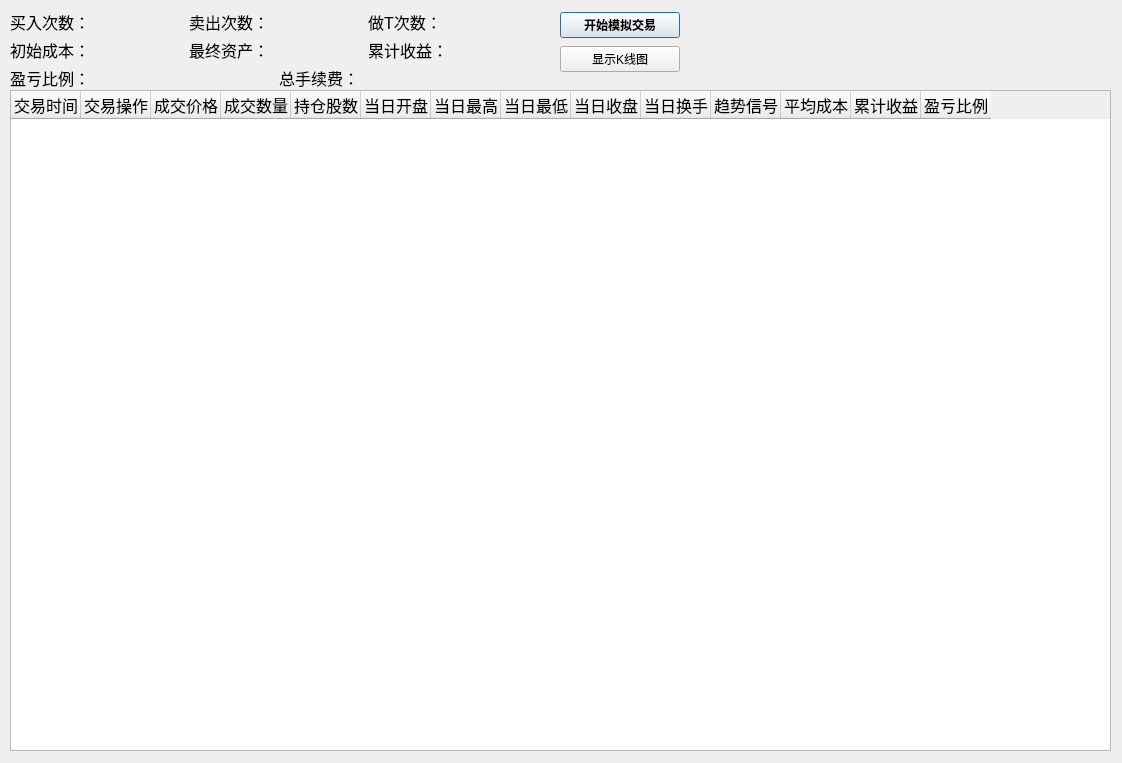
First picture: the form in QtDesign/TradeSimulator.ui, repository victor647/QuantumStockTrade, before the edit.
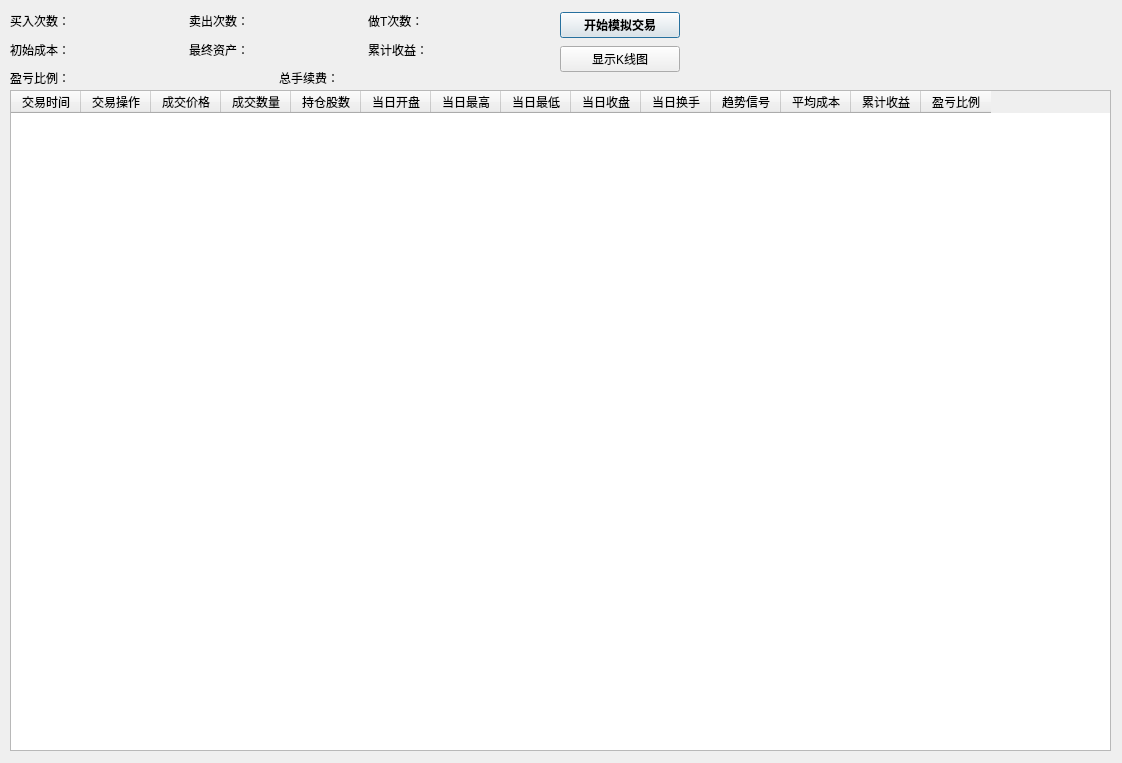
Second picture: the form after the edit.

The edit to the form file:
```diff
--- a/QtDesign/TradeSimulator.ui
+++ b/QtDesign/TradeSimulator.ui
@@ -25,7 +25,7 @@
    <property name="font">
     <font>
      <family>Helvetica</family>
-     <pointsize>12</pointsize>
+     <pointsize>9</pointsize>
     </font>
    </property>
    <property name="rowCount">
@@ -123,7 +123,7 @@
    <property name="font">
     <font>
      <family>Helvetica</family>
-     <pointsize>12</pointsize>
+     <pointsize>9</pointsize>
     </font>
    </property>
    <layout class="QVBoxLayout" name="verticalLayout_2">
@@ -134,7 +134,7 @@
         <property name="font">
          <font>
           <family>Helvetica</family>
-          <pointsize>12</pointsize>
+          <pointsize>9</pointsize>
          </font>
         </property>
         <property name="text">
@@ -147,7 +147,7 @@
         <property name="font">
          <font>
           <family>Helvetica</family>
-          <pointsize>12</pointsize>
+          <pointsize>9</pointsize>
          </font>
         </property>
         <property name="text">
@@ -160,7 +160,7 @@
         <property name="font">
          <font>
           <family>Helvetica</family>
-          <pointsize>12</pointsize>
+          <pointsize>9</pointsize>
          </font>
         </property>
         <property name="text">
@@ -177,7 +177,7 @@
         <property name="font">
          <font>
           <family>Helvetica</family>
-          <pointsize>12</pointsize>
+          <pointsize>9</pointsize>
          </font>
         </property>
         <property name="text">
@@ -190,7 +190,7 @@
         <property name="font">
          <font>
           <family>Helvetica</family>
-          <pointsize>12</pointsize>
+          <pointsize>9</pointsize>
          </font>
         </property>
         <property name="text">
@@ -203,7 +203,7 @@
         <property name="font">
          <font>
           <family>Helvetica</family>
-          <pointsize>12</pointsize>
+          <pointsize>9</pointsize>
          </font>
         </property>
         <property name="text">
@@ -220,7 +220,7 @@
         <property name="font">
          <font>
           <family>Helvetica</family>
-          <pointsize>12</pointsize>
+          <pointsize>9</pointsize>
          </font>
         </property>
         <property name="text">
@@ -233,7 +233,7 @@
         <property name="font">
          <font>
           <family>Helvetica</family>
-          <pointsize>12</pointsize>
+          <pointsize>9</pointsize>
          </font>
         </property>
         <property name="text">
```
